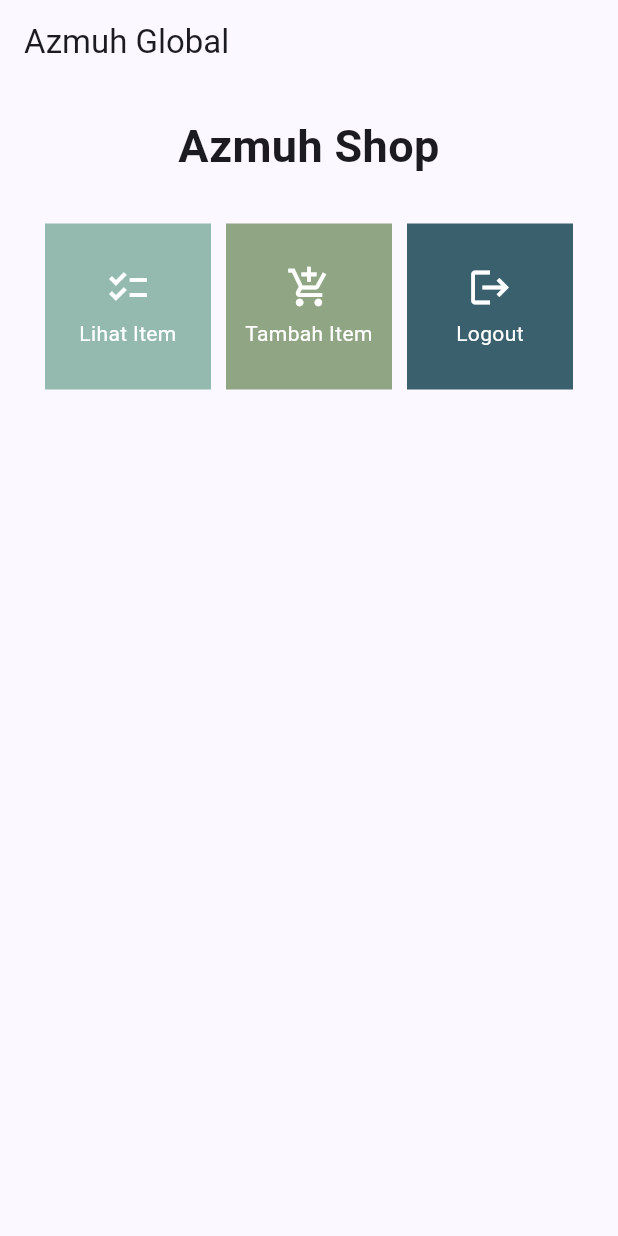
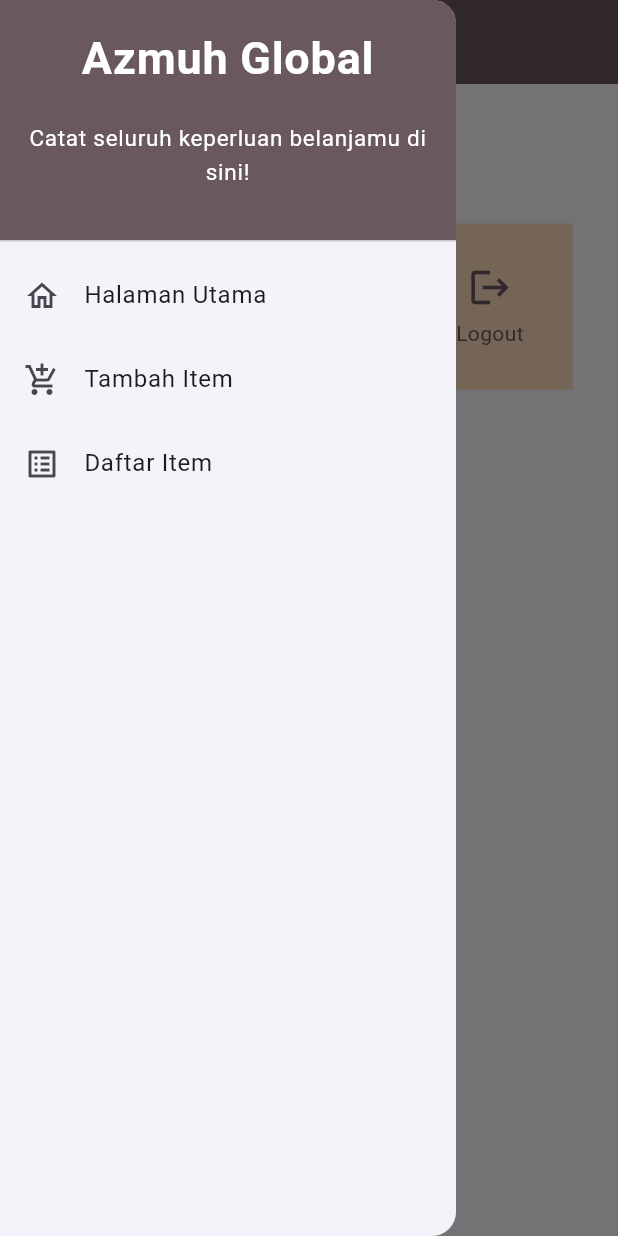
Before and after one commit to azmifal/AzmuhGlobal-mobile, a Flutter app: the screen it shows after launch, with the side drawer open (before the commit the screen has no drawer), on a phone screen of 412 x 824 dp. Run offline on Flutter 3.47's test engine with Material 2 defaults, Android fonts, the phone set to English and light mode, and no system bars.

Commit message:
tugas 8 done

```diff
--- a/lib/main.dart
+++ b/lib/main.dart
@@ -1,5 +1,5 @@
 import 'package:flutter/material.dart';
-import 'package:azmuh_global/menu.dart';
+import 'package:azmuh_global/screens/menu.dart';
 
 void main() {
   runApp(const MyApp());
@@ -12,7 +12,7 @@ class MyApp extends StatelessWidget {
   @override
   Widget build(BuildContext context) {
     return MaterialApp(
-      title: 'Flutter Demo',
+      title: 'Azmuh Global',
       theme: ThemeData(
         // This is the theme of your application.
         //
--- a/lib/menu.dart
+++ b/lib/screens/menu.dart
@@ -1,11 +1,13 @@
 import 'package:flutter/material.dart';
+import 'package:azmuh_global/widgets/left_drawer.dart';
+import 'package:azmuh_global/widgets/shop_card.dart';
 
 class MyHomePage extends StatelessWidget {
     MyHomePage({Key? key}) : super(key: key);
     final List<ShopItem> items = [
-      ShopItem("Lihat Item", Icons.checklist,const Color(0xFF94B9AF)),
-      ShopItem("Tambah Item", Icons.add_shopping_cart, const Color(0xFF90A583)),
-      ShopItem("Logout", Icons.logout, const Color(0xFF3A606E)),
+      ShopItem("Lihat Item", Icons.checklist,const Color(0xFFB8D8BA)),
+      ShopItem("Tambah Item", Icons.add_shopping_cart, const Color(0xFFD9DBBC)),
+      ShopItem("Logout", Icons.logout, const Color(0xFFFCDDBC)),
     ];
 
     @override
@@ -15,7 +17,11 @@ class MyHomePage extends StatelessWidget {
           title: const Text(
             'Azmuh Global',
           ),
+          backgroundColor: const Color(0xFF69585F),
+          foregroundColor: Colors.white,
         ),
+        // Masukkan drawer sebagai parameter nilai drawer dari widget Scaffold
+        drawer: const LeftDrawer(),
         body: SingleChildScrollView(
           // Widget wrapper yang dapat discroll
           child: Padding(
@@ -32,6 +38,7 @@ class MyHomePage extends StatelessWidget {
                     style: TextStyle(
                       fontSize: 30,
                       fontWeight: FontWeight.bold,
+                      color: Color(0xFF69585F),
                     ),
                   ),
                 ),
@@ -56,56 +63,3 @@ class MyHomePage extends StatelessWidget {
       );
     }
 }
-
-class ShopItem {
-  final String name;
-  final IconData icon;
-  final Color color; // Menambahkan variabel color agar warna dari items dapat dicustom
-
-  ShopItem(this.name, this.icon, this.color);
-}
-
-class ShopCard extends StatelessWidget {
-  final ShopItem item;
-
-  const ShopCard(this.item, {super.key}); // Constructor
-
-  @override
-  Widget build(BuildContext context) {
-    return Material(
-      color: item.color,
-      child: InkWell(
-        // Area responsive terhadap sentuhan
-        onTap: () {
-          // Memunculkan SnackBar ketika diklik
-          ScaffoldMessenger.of(context)
-            ..hideCurrentSnackBar()
-            ..showSnackBar(SnackBar(
-                content: Text("Kamu telah menekan tombol ${item.name}!")));
-        },
-        child: Container(
-          // Container untuk menyimpan Icon dan Text
-          padding: const EdgeInsets.all(8),
-          child: Center(
-            child: Column(
-              mainAxisAlignment: MainAxisAlignment.center,
-              children: [
-                Icon(
-                  item.icon,
-                  color: Colors.white,
-                  size: 30.0,
-                ),
-                const Padding(padding: EdgeInsets.all(3)),
-                Text(
-                  item.name,
-                  textAlign: TextAlign.center,
-                  style: const TextStyle(color: Colors.white),
-                ),
-              ],
-            ),
-          ),
-        ),
-      ),
-    );
-  }
-}
--- /dev/null
+++ b/lib/widgets/left_drawer.dart
@@ -0,0 +1,77 @@
+import 'package:flutter/material.dart';
+import 'package:azmuh_global/screens/menu.dart';
+import 'package:azmuh_global/screens/shoplist_form.dart';
+import 'package:azmuh_global/screens/item_list.dart';
+
+class LeftDrawer extends StatelessWidget {
+  const LeftDrawer({super.key});
+
+  @override
+  Widget build(BuildContext context) {
+    return Drawer(
+      child: ListView(
+        children: [
+          const DrawerHeader(
+            decoration: BoxDecoration(
+              color: Color(0xFF69585F),
+            ),
+            child: Column(
+              children: [
+                Text(
+                  'Azmuh Global',
+                  textAlign: TextAlign.center,
+                  style: TextStyle(
+                    fontSize: 30,
+                    fontWeight: FontWeight.bold,
+                    color: Colors.white,
+                  ),
+                ),
+                Padding(padding: EdgeInsets.all(10)),
+                Text("Catat seluruh keperluan belanjamu di sini!",
+                    textAlign: TextAlign.center,
+                    style: TextStyle(fontSize: 15, color: Colors.white, fontWeight: FontWeight.normal,)
+                    ),
+              ],
+            ),
+          ),
+          ListTile(
+            leading: const Icon(Icons.home_outlined),
+            title: const Text('Halaman Utama'),
+            // Bagian redirection ke MyHomePage
+            onTap: () {
+              Navigator.pushReplacement(
+                  context,
+                  MaterialPageRoute(
+                    builder: (context) => MyHomePage(),
+                  ));
+            },
+          ),
+          ListTile(
+            leading: const Icon(Icons.add_shopping_cart),
+            title: const Text('Tambah Item'),
+            // Bagian redirection ke ShopFormPage
+            onTap: () {
+              Navigator.pushReplacement(
+                  context,
+                  MaterialPageRoute(
+                    builder: (context) => const ShopFormPage(),
+                  ));
+            },
+          ),
+          ListTile(
+            leading: const Icon(Icons.list_alt_outlined),
+            title: const Text('Daftar Item'),
+            // Bagian redirection ke ItemListPage
+            onTap: () {
+              Navigator.pushReplacement(
+                  context,
+                  MaterialPageRoute(
+                    builder: (context) => const ItemListPage(),
+                  ));
+            },
+          ),
+        ],
+      ),
+    );
+  }
+}
--- /dev/null
+++ b/lib/widgets/shop_card.dart
@@ -0,0 +1,73 @@
+import 'package:flutter/material.dart';
+import 'package:azmuh_global/screens/shoplist_form.dart';
+import 'package:azmuh_global/screens/item_list.dart';
+
+class ShopItem {
+  final String name;
+  final IconData icon;
+  final Color color; // Menambahkan variabel color agar warna dari items dapat dicustom
+
+  ShopItem(this.name, this.icon, this.color);
+
+  get amount => null;
+  get description => null;
+}
+
+class ShopCard extends StatelessWidget {
+  final ShopItem item;
+
+  const ShopCard(this.item, {super.key}); // Constructor
+
+  @override
+  Widget build(BuildContext context) {
+    return Material(
+      color: item.color,
+      child: InkWell(
+        // Area responsive terhadap sentuhan
+        onTap: () {
+          // Memunculkan SnackBar ketika diklik
+          ScaffoldMessenger.of(context)
+            ..hideCurrentSnackBar()
+            ..showSnackBar(SnackBar(
+                content: Text("Kamu telah menekan tombol ${item.name}!")));
+          if (item.name == "Tambah Item") {
+            Navigator.push(
+                  context,
+                  MaterialPageRoute(
+                    builder: (context) => const ShopFormPage(),
+                  ));
+          }
+          if (item.name == "Lihat Item") {
+            Navigator.push(
+                  context,
+                  MaterialPageRoute(
+                    builder: (context) => const ItemListPage(),
+                  ));
+          }
+        },
+        child: Container(
+          // Container untuk menyimpan Icon dan Text
+          padding: const EdgeInsets.all(8),
+          child: Center(
+            child: Column(
+              mainAxisAlignment: MainAxisAlignment.center,
+              children: [
+                Icon(
+                  item.icon,
+                  color: const Color(0xFF69585F),
+                  size: 30.0,
+                ),
+                const Padding(padding: EdgeInsets.all(3)),
+                Text(
+                  item.name,
+                  textAlign: TextAlign.center,
+                  style: const TextStyle(color: Color(0xFF69585F)),
+                ),
+              ],
+            ),
+          ),
+        ),
+      ),
+    );
+  }
+}
```
Also changed, not shown: lib/screens/item_list.dart (added, +59 -0 lines), lib/screens/shoplist_form.dart (added, +163 -0 lines), 1 other file.
